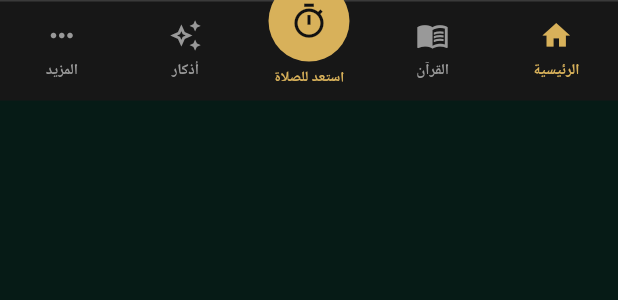
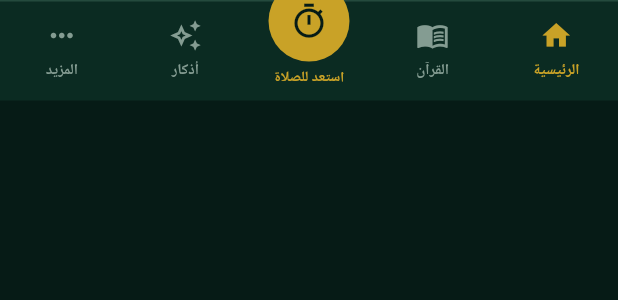
Before and after one commit to bdssmdkacem-dot/aqim, a Flutter app: the _BottomBar widget shown alone on an empty page, opened directly with empty values, on a phone screen of 412 x 824 dp. Shown: the top 300 px of the screen. Run offline on Flutter 3.47's test engine with Material 3 defaults, Android fonts, the phone set to English and light mode, and no system bars; our stand-ins replace audioplayers, flutter_compass, flutter_local_notifications, flutter_timezone, geolocator, google_fonts and 6 more; missing offline and left inert: quran_with_tafsir; accounts and stored records are empty; network calls fail; Roboto replaces fonts that are missing (Cairo).

Commit message:
fix: restore valid main shell and bottom navigation without syntax errors

```diff
--- a/lib/screens/main_shell.dart
+++ b/lib/screens/main_shell.dart
@@ -3,6 +3,7 @@ import 'package:provider/provider.dart';
 import '../ads/app_banner_ad.dart';
 import '../services/religious_events_service.dart';
 import '../state/app_state.dart';
+import '../theme/app_theme.dart';
 import '../widgets/notification_bell.dart';
 import '../widgets/religious_event_home_card.dart';
 import 'adhkar_home_screen.dart';
@@ -42,8 +43,8 @@ class _MainShellState extends State<MainShell> {
           ),
           if (_index == 0)
             const PositionedDirectional(
-              top: 9,
-              end: 60,
+              top: 6,
+              end: 56,
               child: NotificationBell(),
             ),
         ],
@@ -71,7 +72,10 @@ class _BottomBar extends StatelessWidget {
   @override
   Widget build(BuildContext context) {
     return Container(
-      decoration: const BoxDecoration(color: Color(0xFF171717), border: Border(top: BorderSide(color: Color(0xFF3A3A3A)))),
+      decoration: const BoxDecoration(
+        color: AppColors.surfaceDark,
+        border: Border(top: BorderSide(color: AppColors.paperLine)),
+      ),
       child: SafeArea(
         top: false,
         child: SizedBox(
@@ -97,23 +101,61 @@ class _NavItem extends StatelessWidget {
   final String label;
   final bool selected;
   final VoidCallback onTap;
+
   const _NavItem({required this.icon, required this.selectedIcon, required this.label, required this.selected, required this.onTap});
+
   @override
   Widget build(BuildContext context) {
-    final color = selected ? const Color(0xFFD8B15A) : const Color(0xFF999999);
-    return Expanded(child: InkWell(onTap: onTap, child: Column(mainAxisAlignment: MainAxisAlignment.center, children: [Icon(selected ? selectedIcon : icon, color: color, size: 22), const SizedBox(height: 3), Text(label, style: TextStyle(fontSize: 10, color: color, fontWeight: FontWeight.w600))])));
+    final color = selected ? AppColors.gold : AppColors.textMuted;
+    return Expanded(
+      child: InkWell(
+        onTap: onTap,
+        child: Column(
+          mainAxisAlignment: MainAxisAlignment.center,
+          children: [
+            Icon(selected ? selectedIcon : icon, color: color, size: 22),
+            const SizedBox(height: 3),
+            Text(label, style: TextStyle(fontSize: 10, color: color, fontWeight: FontWeight.w600)),
+          ],
+        ),
+      ),
+    );
   }
 }
 
 class _CenterButton extends StatelessWidget {
   final VoidCallback? onTap;
   const _CenterButton({required this.onTap});
+
   @override
   Widget build(BuildContext context) {
-    return Expanded(child: Transform.translate(offset: const Offset(0, -14), child: Column(mainAxisSize: MainAxisSize.min, children: [
-      InkWell(onTap: onTap, borderRadius: BorderRadius.circular(32), child: Container(width: 54, height: 54, decoration: const BoxDecoration(color: Color(0xFFD8B15A), shape: BoxShape.circle), child: const Icon(Icons.timer_outlined, color: Color(0xFF111111), size: 26))),
-      const SizedBox(height: 2),
-      const Text('استعد للصلاة', style: TextStyle(fontSize: 9.5, color: Color(0xFFD8B15A), fontWeight: FontWeight.w700)),
-    ]));
+    return Expanded(
+      child: Transform.translate(
+        offset: const Offset(0, -14),
+        child: Column(
+          mainAxisSize: MainAxisSize.min,
+          children: [
+            InkWell(
+              onTap: onTap,
+              borderRadius: BorderRadius.circular(32),
+              child: Container(
+                width: 54,
+                height: 54,
+                decoration: const BoxDecoration(
+                  color: AppColors.gold,
+                  shape: BoxShape.circle,
+                ),
+                child: const Icon(Icons.timer_outlined, color: AppColors.ink, size: 26),
+              ),
+            ),
+            const SizedBox(height: 2),
+            const Text(
+              'استعد للصلاة',
+              style: TextStyle(fontSize: 9.5, color: AppColors.gold, fontWeight: FontWeight.w700),
+            ),
+          ],
+        ),
+      ),
+    );
   }
 }
```
